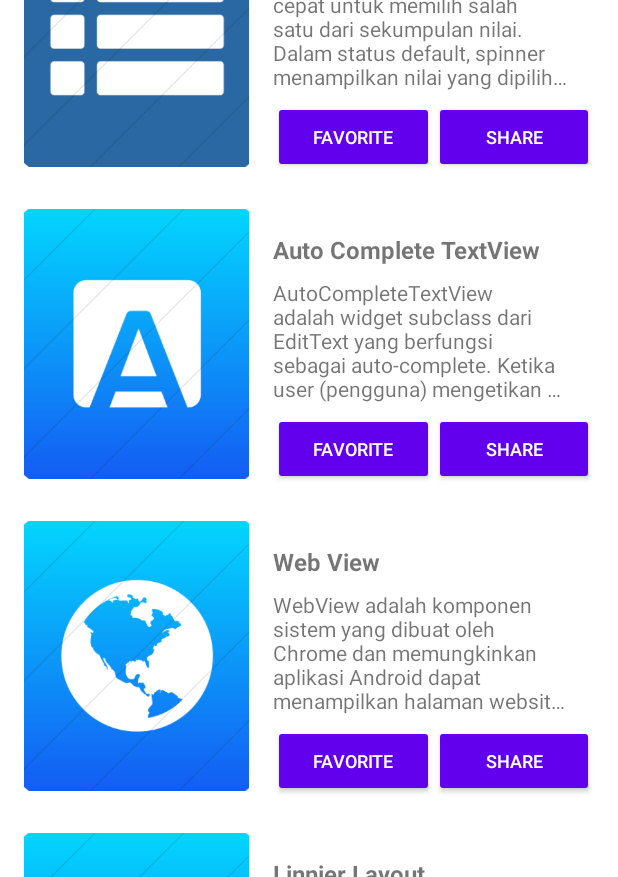
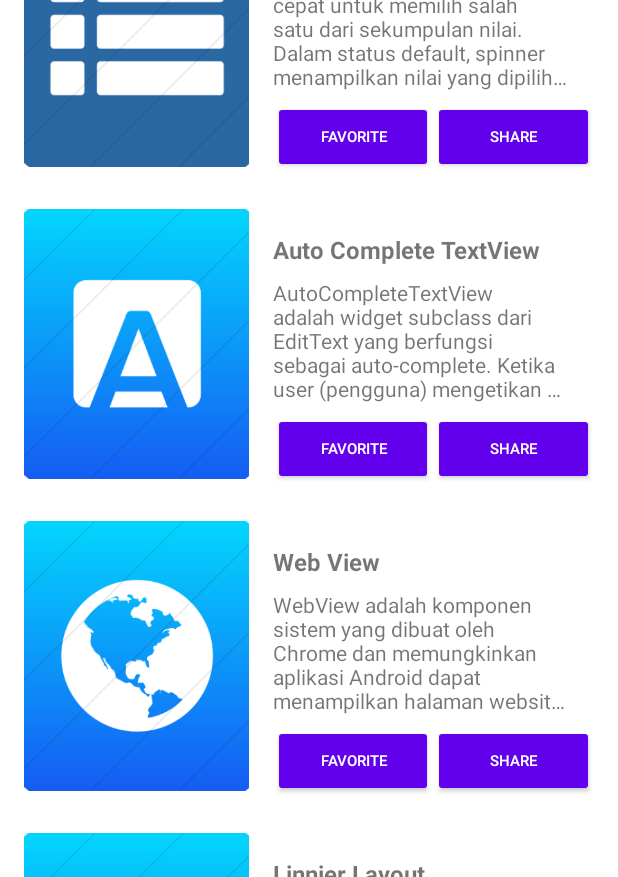
Before and after one commit to noorisan/Android-Studio-Codes-App, an Android app: the screen it shows after launch (MainActivity), in the options menu, after a tap on "with CardView", on a phone screen of 412 x 824 dp. Shown: the part 205-1082 px from the top of the screen. Run offline under Robolectric (Android 15) with nearby library versions, the light colour scheme and no system bars; pictures from the network do not load.

Commit message:
perbaikan tampilan view dan beberapa layout Signed-off-by: noorisan <noorisan3@gmail.com>

```diff
--- a/app/src/main/AndroidManifest.xml
+++ b/app/src/main/AndroidManifest.xml
@@ -13,7 +13,8 @@
         android:roundIcon="@mipmap/asicon"
         android:supportsRtl="true"
         android:theme="@style/Theme.Prototype">
-        <activity android:name=".MapView"></activity>
+        <activity android:name=".DateTime"></activity>
+        <activity android:name=".MapView" />
         <activity android:name=".ProgressBar" />
         <activity android:name=".LinnierActivity" />
         <activity android:name=".WebView" />
--- a/app/src/main/java/com/example/prototype/CardViewHeroAdapter.java
+++ b/app/src/main/java/com/example/prototype/CardViewHeroAdapter.java
@@ -65,12 +65,6 @@ public class CardViewHeroAdapter extends RecyclerView.Adapter<CardViewHeroAdapte
             public void onClick(View v) {
                 onItemClickCallback.onItemClicked(listHero.get(holder.getAdapterPosition()));
                 //Toast.makeText(holder.itemView.getContext(), "Kamu memilih " + listHero.get(holder.getAdapterPosition()).getName(), Toast.LENGTH_SHORT).show();
-                //Intent move =new Intent(Intent.ACTION_SEND);
-                //move.setType("text/plain");
-                //move.putExtra(Intent.EXTRA_SUBJECT,"Insert Subject Here");
-                //String app_url="https://play.google.com/store/apps/details?id=com.example.administrator";
-                //move.putExtra(Intent.EXTRA_TEXT,app_url);
-                //startActivity();
             }
         });
     }
--- a/app/src/main/java/com/example/prototype/HeroesData.java
+++ b/app/src/main/java/com/example/prototype/HeroesData.java
@@ -9,7 +9,8 @@ public class HeroesData {
             "Web View",
             "Linnier Layout",
             "Progress Bar",
-            "Map View"
+            "Map View",
+            "Date and Time"
     };
     private static String[] heroDetails={
             "Spinner menyediakan cara cepat untuk memilih salah satu dari sekumpulan nilai. Dalam status default, spinner menampilkan nilai yang dipilihnya saat ini.",
@@ -17,7 +18,8 @@ public class HeroesData {
             "WebView adalah komponen sistem yang dibuat oleh Chrome dan memungkinkan aplikasi Android dapat menampilkan halaman website tanpa harus membuka web browser.",
             "Linner Layout",
             "Progress Bar...",
-            "Map View"
+            "Map View",
+            "Date and Time"
     };
     private static int[] heroesImages = {
             R.drawable.spinner,
@@ -25,7 +27,8 @@ public class HeroesData {
             R.drawable.webview,
             R.drawable.linnier,
             R.drawable.loading,
-            R.drawable.map
+            R.drawable.map,
+            R.drawable.kalender
     };
 
     static ArrayList<Hero> getListData() {
--- a/app/src/main/java/com/example/prototype/MainActivity.java
+++ b/app/src/main/java/com/example/prototype/MainActivity.java
@@ -150,6 +150,9 @@ public class MainActivity extends AppCompatActivity {
        }else if (hero.getName().equals("Map View")) {
            Intent move = new Intent(MainActivity.this, MapView.class);
            startActivity(move);
+       }else if (hero.getName().equals("Date and Time")) {
+           Intent move = new Intent(MainActivity.this, DateTime.class);
+           startActivity(move);
        }
         //Toast.makeText(this, "Kamu memilih " + hero.getName(), Toast.LENGTH_SHORT).show();
 
--- a/app/src/main/res/layout/activity_progress_bar.xml
+++ b/app/src/main/res/layout/activity_progress_bar.xml
@@ -12,6 +12,7 @@
         android:layout_height="wrap_content"
         android:text="Download File"
         android:layout_gravity="center"
+        android:layout_marginTop="250dp"
         android:id="@+id/btnProgress"/>
     <androidx.coordinatorlayout.widget.CoordinatorLayout
         android:layout_width="match_parent"
--- a/app/src/main/res/layout/item_cardview_hero.xml
+++ b/app/src/main/res/layout/item_cardview_hero.xml
@@ -62,19 +62,19 @@
             <Button
                 android:id="@+id/btn_set_favorite"
                 style="@style/Widget.AppCompat.Button.Colored"
-                android:layout_width="match_parent"
+                android:layout_width="wrap_content"
                 android:layout_height="wrap_content"
                 android:layout_weight="1"
                 android:text="@string/favorite"
-                android:textSize="12sp" />
+                android:textSize="10sp" />
             <Button
                 android:id="@+id/btn_set_share"
                 style="@style/Widget.AppCompat.Button.Colored"
-                android:layout_width="match_parent"
+                android:layout_width="wrap_content"
                 android:layout_height="wrap_content"
                 android:layout_weight="1"
                 android:text="@string/share"
-                android:textSize="12sp" />
+                android:textSize="10sp" />
         </LinearLayout>
     </RelativeLayout>
 </LinearLayout>
```
Also changed, not shown: app/src/main/res/layout/activity_date_time.xml (+54 -5 lines).
